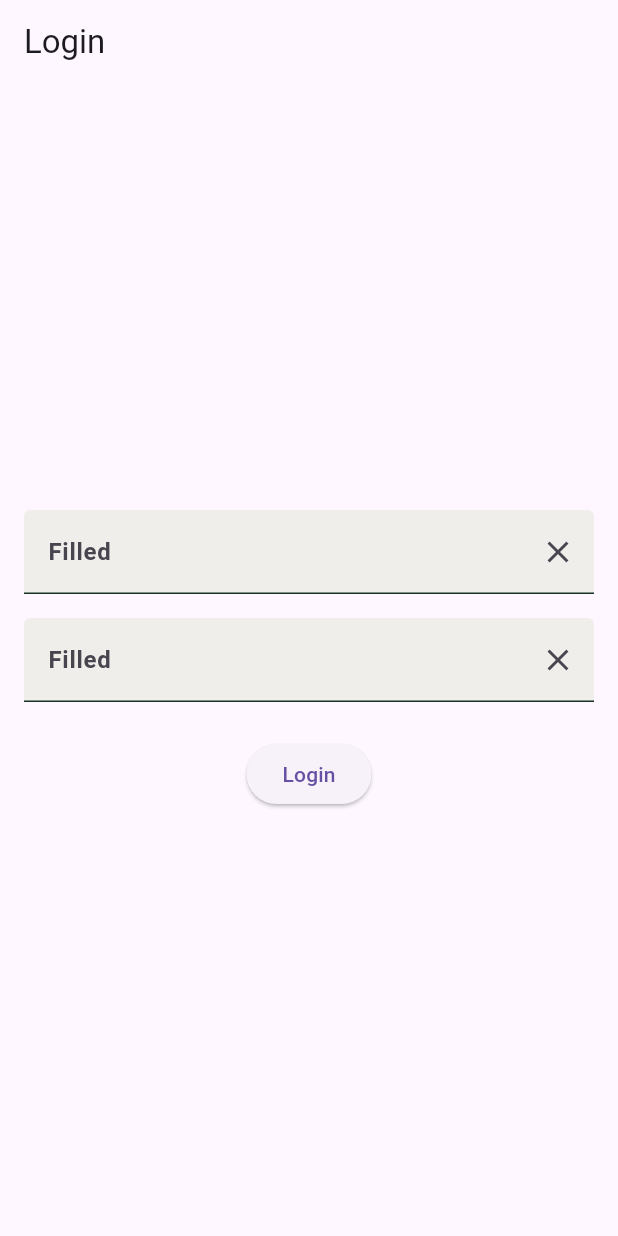
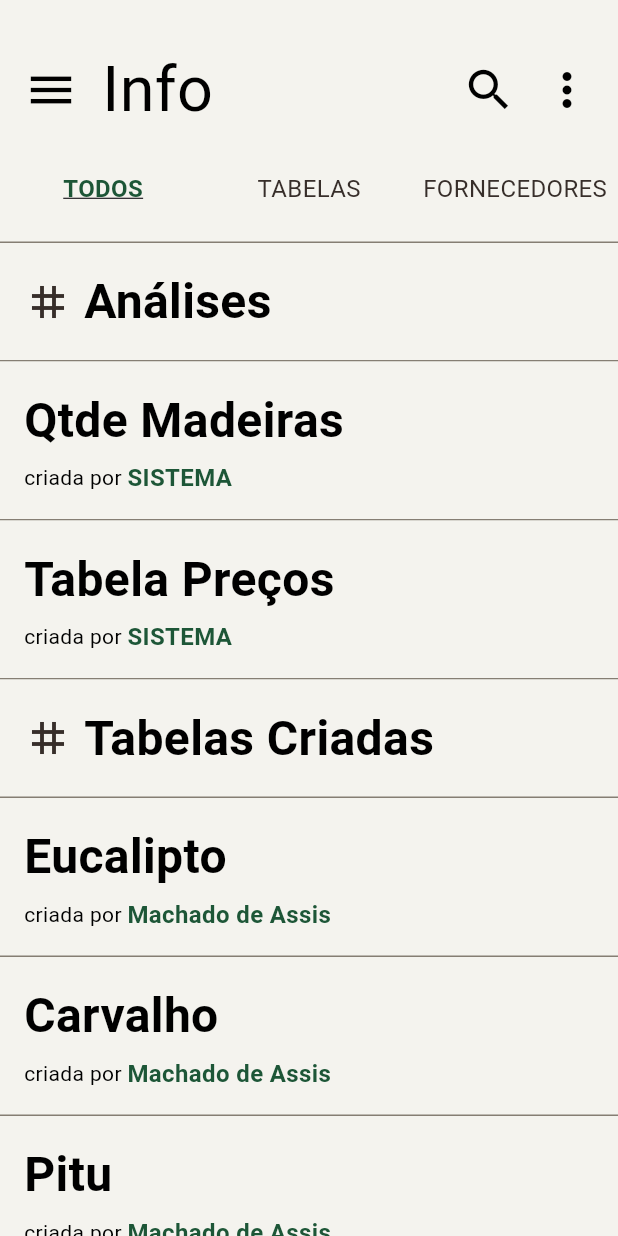
Before and after one commit to FernandoLML/AGEM, a Flutter app: the screen it shows after launch, after a tap on "Login", on a phone screen of 412 x 824 dp. Run offline on Flutter 3.47's test engine with Material 3 defaults, Android fonts, the phone set to English and light mode, and no system bars; our stand-ins replace google_fonts.

Commit message:
Add files via upload

```diff
--- /dev/null
+++ b/lib/core/constants.dart
@@ -0,0 +1,26 @@
+import 'package:flutter/material.dart';
+
+class AppColors {
+  static const backgroundBeige = Color(0xFFF4F3EE);
+  static const white = Color(0xFFEFEEEB);
+  static const grey = Color(0xFF153323);
+  static const black = Color(0xFF151515);
+  static const greenMain = Color(0xFF1D5637);
+  static const greenDarker = Color(0xFF153323);
+  static const brownIcon = Color(0xFF372E2A);
+  static const brownMedium = Color(0xFF52483A);
+  static const brownLight = Color(0xFF857E73);
+}
+
+class AppTextStyles {
+  static const h1 = TextStyle(fontSize: 64, fontWeight: FontWeight.w600);
+  static const h2 = TextStyle(fontSize: 48, fontWeight: FontWeight.w600);
+  static const h3 = TextStyle(fontSize: 40, fontWeight: FontWeight.w600);
+  static const subtitle = TextStyle(fontSize: 32, fontWeight: FontWeight.w600);
+  static const buttonBig = TextStyle(fontSize: 16, fontWeight: FontWeight.w600);
+  static const buttonSmall = TextStyle(fontSize: 12, fontWeight: FontWeight.w600);
+  static const body1 = TextStyle(fontSize: 16, fontWeight: FontWeight.w500);
+  static const body2 = TextStyle(fontSize: 14, fontWeight: FontWeight.w500);
+  static const medium1 = TextStyle(fontSize: 16, fontWeight: FontWeight.w600);
+  static const medium2 = TextStyle(fontSize: 14, fontWeight: FontWeight.w600);
+}
--- /dev/null
+++ b/lib/core/theme.dart
@@ -0,0 +1,42 @@
+import 'package:flutter/material.dart';
+import 'package:google_fonts/google_fonts.dart';
+import 'constants.dart';
+
+class AppTheme {
+  static ThemeData get theme {
+    return ThemeData(
+      useMaterial3: true, // Habilita Material Design 3
+
+      // Define a paleta de cores usando `ColorScheme`
+      colorScheme: ColorScheme.fromSeed(
+        seedColor: const Color(0xFF1D5637),
+        brightness: Brightness.light,
+      ),
+
+      // Definição do tema de texto com as fontes corretas
+      textTheme: TextTheme(
+        displayLarge: GoogleFonts.montserrat(
+          textStyle: AppTextStyles.h1,
+        ),
+        displayMedium: GoogleFonts.montserrat(
+          textStyle: AppTextStyles.h2,
+        ),
+        displaySmall: GoogleFonts.montserrat(
+          textStyle: AppTextStyles.h3,
+        ),
+        titleLarge: GoogleFonts.montserrat(
+          textStyle: AppTextStyles.subtitle,
+        ),
+        bodyLarge: GoogleFonts.mada(
+          textStyle: AppTextStyles.body1,
+        ),
+        bodyMedium: GoogleFonts.mada(
+          textStyle: AppTextStyles.body2,
+        ),
+        labelLarge: GoogleFonts.mada(
+          textStyle: AppTextStyles.buttonBig,
+        ),
+      ),
+    );
+  }
+}
--- a/lib/core/widgets/textField.dart
+++ b/lib/core/widgets/textField.dart
@@ -2,20 +2,25 @@ import 'package:flutter/material.dart';
 import '../colorFont.dart';
 
 class FilledTextFieldExample extends StatefulWidget {
-  const FilledTextFieldExample({super.key});
+  final String labelText; // New property for label text
+  final String hintText; // New property for hint text
+
+  const FilledTextFieldExample({
+    Key? key,
+    required this.labelText,
+    required this.hintText,
+  }) : super(key: key);
 
   @override
   _FilledTextFieldExampleState createState() => _FilledTextFieldExampleState();
 }
 
 class _FilledTextFieldExampleState extends State<FilledTextFieldExample> {
-  // Create a FocusNode property
   final FocusNode _focusNode = FocusNode();
 
   @override
   void initState() {
     super.initState();
-    // Listen to the focus changes to trigger updates in the UI
     _focusNode.addListener(() {
       setState(() {}); // Rebuild the widget when focus state changes
     });
@@ -23,7 +28,6 @@ class _FilledTextFieldExampleState extends State<FilledTextFieldExample> {
 
   @override
   void dispose() {
-    // Clean up the focus node when the widget is disposed
     _focusNode.dispose();
     super.dispose();
   }
@@ -32,36 +36,31 @@ class _FilledTextFieldExampleState extends State<FilledTextFieldExample> {
   Widget build(BuildContext context) {
     return GestureDetector(
       onTap: () {
-        // Request focus on tap
         _focusNode.requestFocus();
       },
       child: TextField(
         focusNode: _focusNode,
         style: AppTextStyles.buttonBig,
-        obscureText: true,
+        obscureText: false, // Change to true if you want to obscure text (e.g., for password)
         decoration: InputDecoration(
           fillColor: AppColors.white,
-          suffixIcon: Icon(Icons.clear),
-          labelText: 'Filled',
+          suffixIcon: const Icon(Icons.clear),
+          labelText: widget.labelText, // Use the new labelText property
           labelStyle: _focusNode.hasFocus
               ? const TextStyle(
-                  color: AppColors.greenMain, // Focused label text color
-                  fontSize: 16, // Matches buttonBig size
-                  fontWeight: FontWeight.w600, // Matches buttonBig weight
+                  color: AppColors.greenMain,
+                  fontSize: 16,
+                  fontWeight: FontWeight.w600,
                 )
-              : AppTextStyles.buttonBig, // Default label text style
-          hintText: 'hint text',
-          hintStyle:
-              AppTextStyles.buttonSmall, // Hint text style (smaller font)
-
+              : AppTextStyles.buttonBig,
+          hintText: widget.hintText, // Use the new hintText property
+          hintStyle: AppTextStyles.buttonSmall,
           filled: true,
-          enabledBorder: UnderlineInputBorder(
-            borderSide:
-                BorderSide(color: AppColors.grey), // Default border color
+          enabledBorder: const UnderlineInputBorder(
+            borderSide: BorderSide(color: AppColors.grey),
           ),
-          focusedBorder: UnderlineInputBorder(
-            borderSide: BorderSide(
-                color: AppColors.greenMain, width: 2.0), // Focused border color
+          focusedBorder: const UnderlineInputBorder(
+            borderSide: BorderSide(color: AppColors.greenMain, width: 2.0),
           ),
         ),
       ),
--- a/lib/main.dart
+++ b/lib/main.dart
@@ -2,5 +2,5 @@ import 'package:flutter/material.dart';
 import 'my_app.dart';
 
 void main() {
-  runApp(MyApp());
+  runApp(const MyApp());
 }
--- a/lib/my_app.dart
+++ b/lib/my_app.dart
@@ -2,9 +2,11 @@ import 'package:flutter/material.dart';
 import './screens/login pages/login_screen.dart';
 
 class MyApp extends StatelessWidget {
+  const MyApp({super.key});
+
   @override
   Widget build(BuildContext context) {
-    return MaterialApp(
+    return const MaterialApp(
       home: LoginScreen(),
     );
   }
--- a/lib/screens/login pages/login_screen.dart
+++ b/lib/screens/login pages/login_screen.dart
@@ -1,26 +1,88 @@
+import 'package:agem/core/colorFont.dart';
 import 'package:flutter/material.dart';
 import '../../core/widgets/textField.dart';
+import '../system pages/tables/all_tables_screen.dart'; // Import the target screen
 
 class LoginScreen extends StatelessWidget {
+  const LoginScreen({super.key});
+
   @override
   Widget build(BuildContext context) {
     return Scaffold(
-      appBar: AppBar(
-        title: const Text("Login"),
-      ),
+      backgroundColor: AppColors.backgroundBeige,
       body: Padding(
-        padding: const EdgeInsets.all(16.0),
+        padding: const EdgeInsets.fromLTRB(16.0, 40.0, 16.0, 16.0),
         child: Column(
-          mainAxisAlignment: MainAxisAlignment.center,
+          mainAxisAlignment: MainAxisAlignment.start,
           children: [
-            // Using the FilledTextFieldExample from textField.dart
-            const FilledTextFieldExample(),
+            // Logo Image
+            Container(
+              margin: const EdgeInsets.only(bottom: 16.0),
+              child: Center(
+                child: Image.asset(
+                  '../../assets/img/logo.png',
+                  height: 150,
+                  fit: BoxFit.contain,
+                ),
+              ),
+            ),
+            // Title Text
+            const Text(
+              'WEEZY',
+              style: TextStyle(
+                fontSize: 90,
+                fontWeight: FontWeight.bold,
+                color: Colors.black,
+              ),
+            ),
+            const SizedBox(height: 32),
+            // Informational Text
+            const Align(
+              alignment: Alignment.centerLeft,
+              child: Text(
+                'Informe seus dados',
+                style: TextStyle(
+                  fontSize: 16,
+                  color: Colors.brown,
+                  fontWeight: FontWeight.bold,
+                ),
+              ),
+            ),
+            const SizedBox(height: 8),
+            // Email Field
+            const FilledTextFieldExample(
+              labelText: "Email",
+              hintText: "Insira seu email",
+            ),
             const SizedBox(height: 16),
-            const FilledTextFieldExample(),
+            // Password Field
+            const FilledTextFieldExample(
+              labelText: "Senha",
+              hintText: "Insira sua senha",
+            ),
+            const SizedBox(height: 8),
+            // "Forgot Password" text
+            const Align(
+              alignment: Alignment.centerRight,
+              child: Text(
+                'Esqueceu sua senha?',
+                style: TextStyle(
+                  fontSize: 14,
+                  color: Colors.brown,
+                  fontWeight: FontWeight.bold,
+                ),
+              ),
+            ),
             const SizedBox(height: 24),
+            // Login Button with Navigation
             ElevatedButton(
               onPressed: () {
-                // Add logic to handle login
+                Navigator.push(
+                  context,
+                  MaterialPageRoute(
+                    builder: (context) => const AllTablesScreen(),
+                  ),
+                );
               },
               child: const Text("Login"),
             ),
--- a/lib/screens/system pages/tables/all_tables_screen.dart
+++ b/lib/screens/system pages/tables/all_tables_screen.dart
@@ -0,0 +1,191 @@
+import 'package:agem/core/colorFont.dart';
+import 'package:flutter/material.dart';
+
+class AllTablesScreen extends StatelessWidget {
+  const AllTablesScreen({super.key});
+
+  @override
+  Widget build(BuildContext context) {
+    return Scaffold(
+      backgroundColor: AppColors.backgroundBeige,
+      body: SingleChildScrollView( // Wrap the Column with SingleChildScrollView
+        child: Column(
+          crossAxisAlignment: CrossAxisAlignment.start,
+          children: [
+            const SizedBox(height: 30),
+            const Padding(
+              padding: EdgeInsets.symmetric(horizontal: 16.0),
+              child: Row(
+                children: [
+                  Icon(
+                    Icons.menu,
+                    size: 36,
+                    color: Colors.black,
+                  ),
+                  SizedBox(width: 16),
+                  Text(
+                    'Info',
+                    style: TextStyle(
+                      fontSize: 42,
+                      color: Colors.black,
+                    ),
+                  ),
+                  Spacer(),
+                  Icon(
+                    Icons.search,
+                    size: 36,
+                    color: Colors.black,
+                  ),
+                  SizedBox(width: 16),
+                  Icon(
+                    Icons.more_vert,
+                    size: 36,
+                    color: Colors.black,
+                  ),
+                ],
+              ),
+            ),
+            const SizedBox(height: 24),
+            const Row(
+              mainAxisAlignment: MainAxisAlignment.spaceEvenly,
+              children: [
+                Expanded(
+                  child: Center(
+                    child: Text(
+                      'TODOS',
+                      style: TextStyle(
+                        fontSize: 16,
+                        fontWeight: FontWeight.bold,
+                        color: AppColors.greenMain,
+                        decoration: TextDecoration.underline,
+                      ),
+                    ),
+                  ),
+                ),
+                Expanded(
+                  child: Center(
+                    child: Text(
+                      'TABELAS',
+                      style: TextStyle(
+                        fontSize: 16,
+                        color: AppColors.brownIcon,
+                      ),
+                    ),
+                  ),
+                ),
+                Expanded(
+                  child: Center(
+                    child: Text(
+                      'FORNECEDORES',
+                      style: TextStyle(
+                        fontSize: 16,
+                        color: AppColors.brownIcon,
+                      ),
+                    ),
+                  ),
+                ),
+              ],
+            ),
+            const SizedBox(height: 24),
+            fullWidthDivider(),
+            section('Análises', Icons.tag),
+            fullWidthDivider(),
+            itemDetails('Qtde Madeiras', 'SISTEMA'),
+            fullWidthDivider(),
+            itemDetails('Tabela Preços', 'SISTEMA'),
+            fullWidthDivider(),
+            section('Tabelas Criadas', Icons.tag),
+            fullWidthDivider(),
+            itemDetails('Eucalipto', 'Machado de Assis'),
+            fullWidthDivider(),
+            itemDetails('Carvalho', 'Machado de Assis'),
+            fullWidthDivider(),
+            itemDetails('Pitu', 'Machado de Assis'),
+            fullWidthDivider(),
+            itemDetails('Cerejeira', 'Machado de Assis'),
+            fullWidthDivider(),
+            itemDetails('Bambu', 'Machado de Assis'),
+            fullWidthDivider(),
+            itemDetails('Tabela Preços', 'Machado de Assis'),
+            fullWidthDivider(),
+          ],
+        ),
+      ),
+    );
+  }
+
+  Widget fullWidthDivider() {
+    return Container(
+      width: double.infinity,
+      height: 1,
+      color: AppColors.brownLight,
+    );
+  }
+
+  Widget section(String title, IconData icon) {
+    return Container(
+      width: double.infinity,
+      padding: const EdgeInsets.all(16.0),
+      color: AppColors.backgroundBeige,
+      child: Row(
+        children: [
+          Icon(
+            icon,
+            color: AppColors.brownIcon,
+            size: 32,
+          ),
+          const SizedBox(width: 8),
+          Text(
+            title,
+            style: const TextStyle(
+              fontSize: 32,
+              fontWeight: FontWeight.bold,
+              color: Colors.black,
+            ),
+          ),
+        ],
+      ),
+    );
+  }
+
+  Widget itemDetails(String title, String creator) {
+    return Container(
+      width: double.infinity,
+      padding: const EdgeInsets.all(16.0),
+      color: AppColors.backgroundBeige,
+      child: Column(
+        crossAxisAlignment: CrossAxisAlignment.start,
+        children: [
+          Text(
+            title,
+            style: const TextStyle(
+              fontSize: 32,
+              fontWeight: FontWeight.bold,
+              color: Colors.black,
+            ),
+          ),
+          const SizedBox(height: 4),
+          Row(
+            children: [
+              const Text(
+                'criada por ',
+                style: TextStyle(
+                  fontSize: 14,
+                  color: Colors.black,
+                ),
+              ),
+              Text(
+                creator,
+                style: const TextStyle(
+                  fontSize: 16,
+                  fontWeight: FontWeight.bold,
+                  color: AppColors.greenMain,
+                ),
+              ),
+            ],
+          ),
+        ],
+      ),
+    );
+  }
+}
```
Also changed, not shown: assets/img/logo.png (added), lib/core/widgets/searchbar.dart (added).
